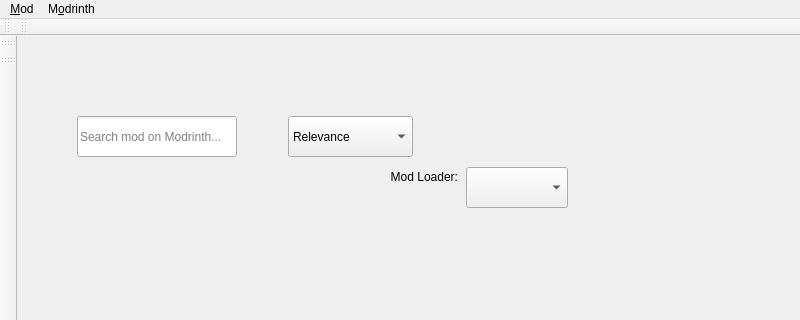
Old version of the form src/ui/modrinth/modrinthmodbrowser.ui in the repository kaniol-lck/modmanager; both pictures show x 0 to 800 and y 0 to 320 of the 800 by 600 pixel window.
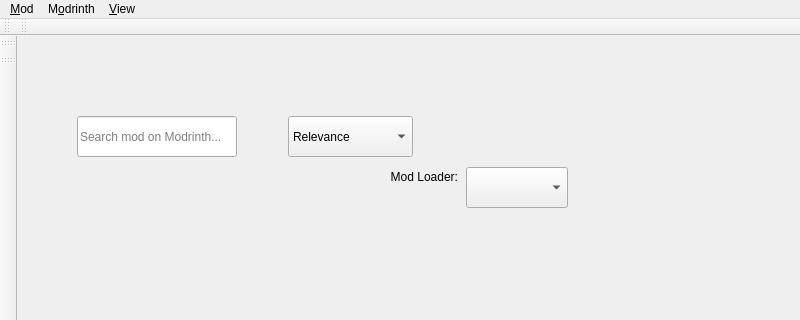
New version of the form. Icons and pictures are not drawn. Custom widgets are drawn as their Qt base class.

Commit message: view menu for toolbars

```diff
--- a/src/ui/modrinth/modrinthmodbrowser.ui
+++ b/src/ui/modrinth/modrinthmodbrowser.ui
@@ -146,8 +146,14 @@
     <addaction name="menuSelect_Game_Version"/>
     <addaction name="menuSelect_Category"/>
    </widget>
+   <widget class="QMenu" name="menu_View">
+    <property name="title">
+     <string>&amp;View</string>
+    </property>
+   </widget>
    <addaction name="menu_Mod"/>
    <addaction name="menu_Modrinth"/>
+   <addaction name="menu_View"/>
   </widget>
   <widget class="QStatusBar" name="statusbar"/>
   <widget class="MenuToolBar" name="toolBar">
```
The commit also changes 14 other files.
